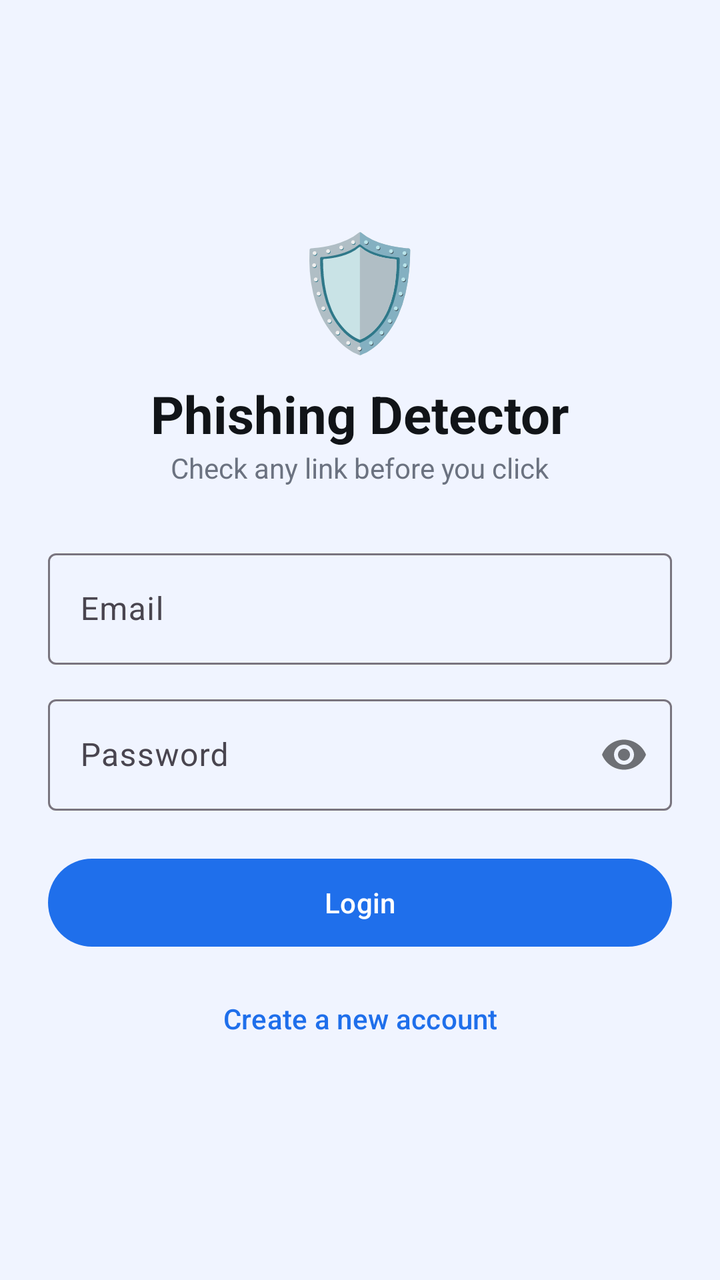
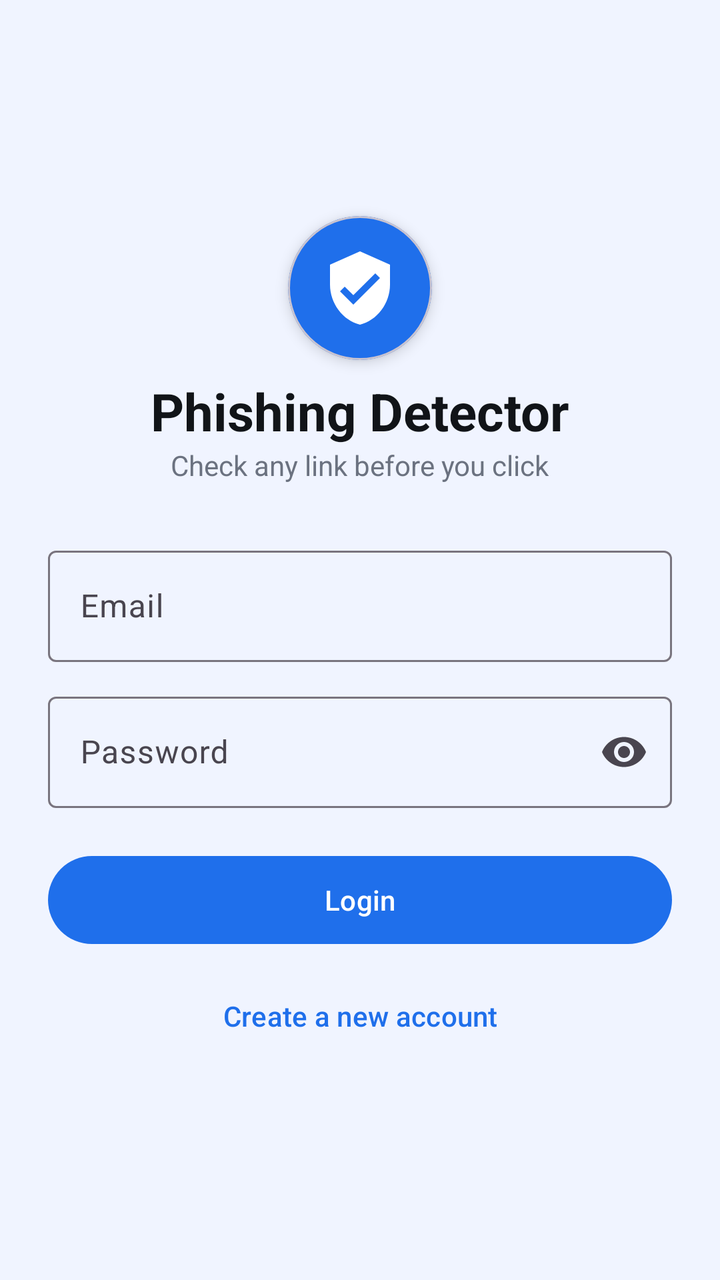

Compare the two renders of this Android layout. The source of the first and the diff that turns it into the second are given below.
<!-- AndroidManifest.xml: application theme Theme.PhishingDetector -->
<!-- res/layout/activity_login.xml -->
<?xml version="1.0" encoding="utf-8"?>
<ScrollView xmlns:android="http://schemas.android.com/apk/res/android"
    xmlns:app="http://schemas.android.com/apk/res-auto"
    android:layout_width="match_parent" android:layout_height="match_parent"
    android:background="@color/bg"
    android:fillViewport="true">
    <LinearLayout android:layout_width="match_parent" android:layout_height="wrap_content"
        android:orientation="vertical" android:gravity="center"
        android:padding="24dp">
        <TextView android:layout_width="wrap_content" android:layout_height="wrap_content"
            android:text="🛡️" android:textSize="56sp" android:layout_marginBottom="8dp"/>
        <TextView android:layout_width="wrap_content" android:layout_height="wrap_content"
            android:text="Phishing Detector" android:textSize="26sp"
            android:textStyle="bold" android:textColor="@color/text"/>
        <TextView android:layout_width="wrap_content" android:layout_height="wrap_content"
            android:text="Check any link before you click" android:textColor="@color/text_muted"
            android:layout_marginBottom="28dp"/>

        <com.google.android.material.textfield.TextInputLayout
            android:layout_width="match_parent" android:layout_height="wrap_content"
            android:hint="Email" style="@style/Widget.Material3.TextInputLayout.OutlinedBox">
            <com.google.android.material.textfield.TextInputEditText
                android:id="@+id/etEmail" android:layout_width="match_parent"
                android:layout_height="wrap_content" android:inputType="textEmailAddress"/>
        </com.google.android.material.textfield.TextInputLayout>

        <com.google.android.material.textfield.TextInputLayout
            android:layout_width="match_parent" android:layout_height="wrap_content"
            android:hint="Password" app:passwordToggleEnabled="true"
            android:layout_marginTop="12dp"
            style="@style/Widget.Material3.TextInputLayout.OutlinedBox">
            <com.google.android.material.textfield.TextInputEditText
                android:id="@+id/etPassword" android:layout_width="match_parent"
                android:layout_height="wrap_content" android:inputType="textPassword"/>
        </com.google.android.material.textfield.TextInputLayout>

        <com.google.android.material.button.MaterialButton
            android:id="@+id/btnLogin" android:layout_width="match_parent"
            android:layout_height="52dp" android:text="Login"
            android:layout_marginTop="20dp"/>

        <ProgressBar android:id="@+id/progress" android:layout_width="wrap_content"
            android:layout_height="wrap_content" android:visibility="gone"
            android:layout_marginTop="12dp"/>

        <com.google.android.material.button.MaterialButton
            android:id="@+id/btnGoRegister" android:layout_width="match_parent"
            android:layout_height="wrap_content" android:text="Create a new account"
            style="@style/Widget.Material3.Button.TextButton"
            android:layout_marginTop="8dp"/>
    </LinearLayout>
</ScrollView>
<!-- resources referenced by this layout -->
<resources>
  <color name="bg">#F0F4FF</color>
  <color name="text">#111418</color>
  <color name="text_muted">#6B7280</color>
  <style name="Theme.PhishingDetector" parent="Theme.Material3.Light.NoActionBar">
          <item name="colorPrimary">@color/primary</item>
          <item name="colorPrimaryDark">@color/primary_dark</item>
          <item name="colorOnPrimary">@color/white</item>
          <item name="android:windowBackground">@color/bg</item>
          <item name="android:statusBarColor" tools:targetApi="l">@color/primary_dark</item>
          <item name="android:forceDarkAllowed">false</item>
      </style>
  <color name="primary">#1F6FEB</color>
  <color name="primary_dark">#1452C8</color>
  <color name="white">#FFFFFF</color>
</resources>

<!-- the commit's change to res/layout/activity_login.xml (unified diff, before → after) -->
@@ -7,8 +7,19 @@
     <LinearLayout android:layout_width="match_parent" android:layout_height="wrap_content"
         android:orientation="vertical" android:gravity="center"
         android:padding="24dp">
-        <TextView android:layout_width="wrap_content" android:layout_height="wrap_content"
-            android:text="🛡️" android:textSize="56sp" android:layout_marginBottom="8dp"/>
+        <com.google.android.material.card.MaterialCardView
+            android:layout_width="72dp"
+            android:layout_height="72dp"
+            app:cardCornerRadius="36dp"
+            app:cardBackgroundColor="@color/primary"
+            app:cardElevation="4dp"
+            android:layout_marginBottom="8dp">
+            <ImageView
+                android:layout_width="match_parent"
+                android:layout_height="match_parent"
+                android:src="@drawable/ic_shield_white"
+                android:padding="16dp"/>
+        </com.google.android.material.card.MaterialCardView>
         <TextView android:layout_width="wrap_content" android:layout_height="wrap_content"
             android:text="Phishing Detector" android:textSize="26sp"
             android:textStyle="bold" android:textColor="@color/text"/>
@@ -26,7 +37,7 @@
 
         <com.google.android.material.textfield.TextInputLayout
             android:layout_width="match_parent" android:layout_height="wrap_content"
-            android:hint="Password" app:passwordToggleEnabled="true"
+            android:hint="Password" app:endIconMode="password_toggle"
             android:layout_marginTop="12dp"
             style="@style/Widget.Material3.TextInputLayout.OutlinedBox">
             <com.google.android.material.textfield.TextInputEditText
<!-- resource entries referenced after the edit -->
@@ -3,6 +3,14 @@
   <color name="bg">#F0F4FF</color>
   <color name="text">#111418</color>
   <color name="text_muted">#6B7280</color>
+  <!-- drawable ic_shield_white (drawable) -->
+  <?xml version="1.0" encoding="utf-8"?>
+  <vector xmlns:android="http://schemas.android.com/apk/res/android"
+      android:width="24dp" android:height="24dp"
+      android:viewportWidth="24" android:viewportHeight="24">
+      <path android:fillColor="#FFFFFF"
+          android:pathData="M12,1L3,5v6c0,5.55 3.84,10.74 9,12 5.16,-1.26 9,-6.45 9,-12V5l-9,-4zM10,17l-4,-4 1.41,-1.41L10,14.17l6.59,-6.59L18,9l-8,8z"/>
+  </vector>
   <style name="Theme.PhishingDetector" parent="Theme.Material3.Light.NoActionBar">
           <item name="colorPrimary">@color/primary</item>
           <item name="colorPrimaryDark">@color/primary_dark</item>
